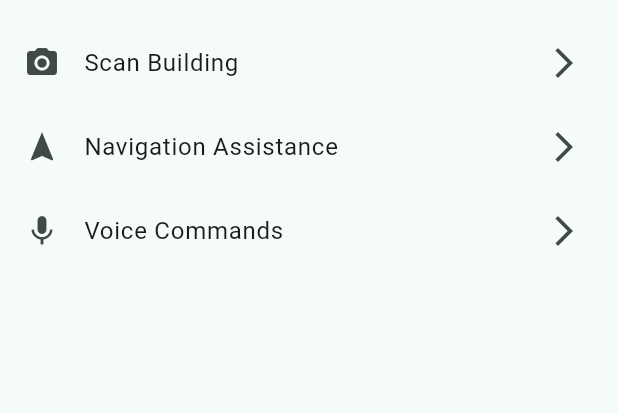
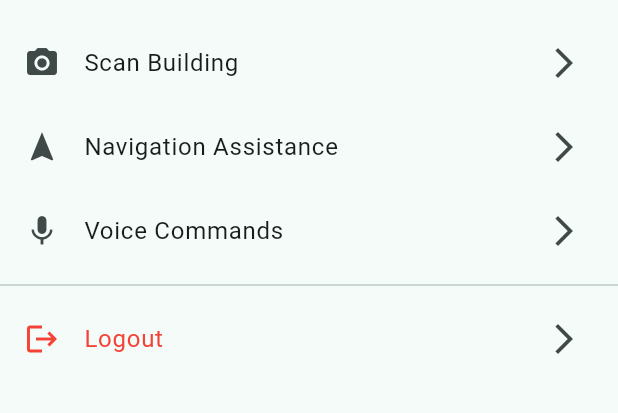
Before and after one commit to DUNCORIR/Naviplus, a Flutter app: the MenuScreen screen opened by its route, on a phone screen of 412 x 824 dp, the part 63-476 px from its top. Run offline on Flutter 3.47's test engine with Material 3 defaults, Android fonts, the light colour scheme and no system bars; our stand-ins replace flutter_tts, shared_preferences, speech_to_text; accounts and stored records are empty.

Commit message:
Add logout functionality to MenuScreen and handle auth token clearing

```diff
--- a/mobile/lib/screens/menu_screen.dart
+++ b/mobile/lib/screens/menu_screen.dart
@@ -1,11 +1,13 @@
 // ===============================
 // File: lib/screens/menu_screen.dart
-// Description: Main menu screen with navigation to different features
+// Description: Main menu screen with navigation to different features + Logout
 // ===============================
 
 import 'package:flutter/material.dart';
+import 'package:shared_preferences/shared_preferences.dart';
 import 'package:mobile/screens/scan_building_screen.dart';
 import 'package:mobile/screens/navigation_assistance_screen.dart';
+import 'package:mobile/screens/login_screen.dart';
 
 class MenuScreen extends StatefulWidget {
   const MenuScreen({super.key});
@@ -15,6 +17,20 @@ class MenuScreen extends StatefulWidget {
 }
 
 class _MenuScreenState extends State<MenuScreen> {
+  /// Logs out by clearing the auth token and redirecting to login screen.
+  Future<void> _logout() async {
+    final prefs = await SharedPreferences.getInstance();
+    await prefs.remove('authToken');
+
+    // Navigate to login and clear history
+    if (!mounted) return;
+    Navigator.pushAndRemoveUntil(
+      context,
+      MaterialPageRoute(builder: (_) => const LoginScreen()),
+      (route) => false,
+    );
+  }
+
   @override
   Widget build(BuildContext context) {
     return Scaffold(
@@ -23,7 +39,6 @@ class _MenuScreenState extends State<MenuScreen> {
       ),
       body: ListView(
         children: [
-          // Reusable list items for different features
           _buildMenuItem(
             'Scan Building',
             Icons.camera_alt,
@@ -45,16 +60,24 @@ class _MenuScreenState extends State<MenuScreen> {
             Icons.mic,
             () => Navigator.pushNamed(context, '/voice'),
           ),
+
+          const Divider(),
+          _buildMenuItem(
+            'Logout',
+            Icons.logout,
+            _logout,
+            color: Colors.red,
+          ),
         ],
       ),
     );
   }
 
-  /// Helper method to build menu entries with icon, label, and navigation
-  Widget _buildMenuItem(String title, IconData icon, VoidCallback onTap) {
+  /// Helper method to build a ListTile menu item with optional text color
+  Widget _buildMenuItem(String title, IconData icon, VoidCallback onTap, {Color? color}) {
     return ListTile(
-      leading: Icon(icon),
-      title: Text(title),
+      leading: Icon(icon, color: color),
+      title: Text(title, style: TextStyle(color: color)),
       trailing: const Icon(Icons.arrow_forward_ios),
       onTap: onTap,
     );
```
